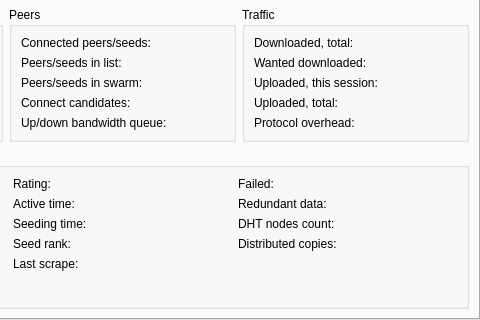
Qt form src/plugins/torrent/tabwidget.ui (0xd34df00d/leechcraft) before a commit; both pictures show x 235 to 715 and y 105 to 425 of the 715 by 425 pixel window.
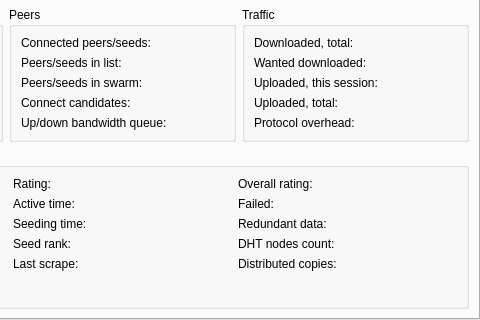
The same form after that commit. The open tabs and pages were chosen to show the change. Custom widgets are drawn as their Qt base class.

Patch:
```diff
--- a/src/plugins/torrent/tabwidget.ui
+++ b/src/plugins/torrent/tabwidget.ui
@@ -695,7 +695,7 @@
      <x>0</x>
      <y>0</y>
      <width>711</width>
-     <height>397</height>
+     <height>398</height>
     </rect>
    </property>
    <attribute name="title" >
@@ -1128,62 +1128,76 @@
            <property name="rightMargin" >
             <number>10</number>
            </property>
-           <item row="0" column="0" >
+           <item row="1" column="0" >
             <widget class="QLabel" name="label_11" >
              <property name="text" >
               <string>Failed:</string>
              </property>
             </widget>
            </item>
-           <item row="0" column="1" >
+           <item row="1" column="1" >
             <widget class="QLabel" name="LabelFailed_" >
              <property name="text" >
               <string/>
              </property>
             </widget>
            </item>
-           <item row="1" column="0" >
+           <item row="2" column="0" >
             <widget class="QLabel" name="label_78" >
              <property name="text" >
               <string>Redundant data:</string>
              </property>
             </widget>
            </item>
-           <item row="1" column="1" >
+           <item row="2" column="1" >
             <widget class="QLabel" name="LabelRedundantData_" >
              <property name="text" >
               <string/>
              </property>
             </widget>
            </item>
-           <item row="2" column="0" >
+           <item row="3" column="0" >
             <widget class="QLabel" name="label_6" >
              <property name="text" >
               <string>DHT nodes count:</string>
              </property>
             </widget>
            </item>
-           <item row="2" column="1" >
+           <item row="3" column="1" >
             <widget class="QLabel" name="LabelDHTNodesCount_" >
              <property name="text" >
               <string/>
              </property>
             </widget>
            </item>
-           <item row="3" column="0" >
+           <item row="4" column="0" >
             <widget class="QLabel" name="label_40" >
              <property name="text" >
               <string>Distributed copies:</string>
              </property>
             </widget>
            </item>
-           <item row="3" column="1" >
+           <item row="4" column="1" >
             <widget class="QLabel" name="LabelDistributedCopies_" >
              <property name="text" >
               <string/>
              </property>
             </widget>
            </item>
+           <item row="0" column="0" >
+            <widget class="QLabel" name="label_4" >
+             <property name="text" >
+              <string>Overall rating:</string>
+             </property>
+            </widget>
+           </item>
+           <item row="0" column="1" >
+            <widget class="QLabel" name="LabelTorrentOverallRating_" >
+             <property name="text" >
+              <string/>
+             </property>
+            </widget>
+           </item>
           </layout>
          </item>
         </layout>
```
Left out of the diff: 14 changed lines with no effect on the pictures.
